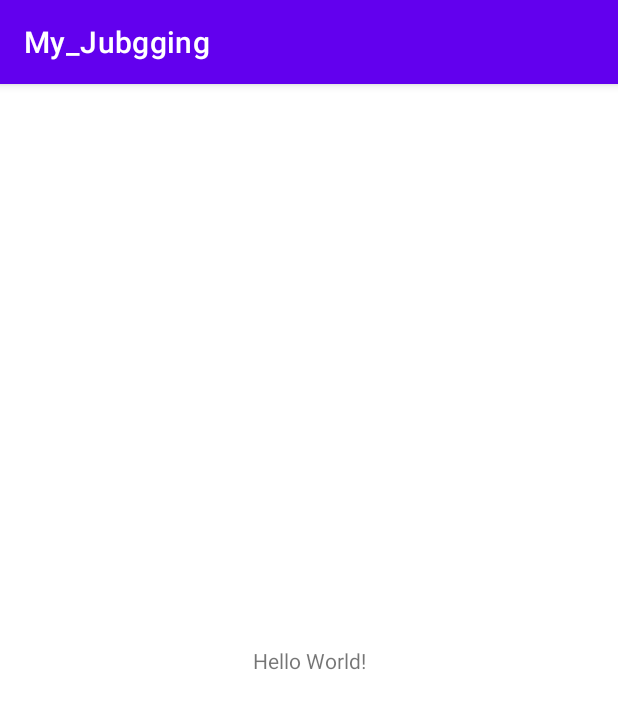
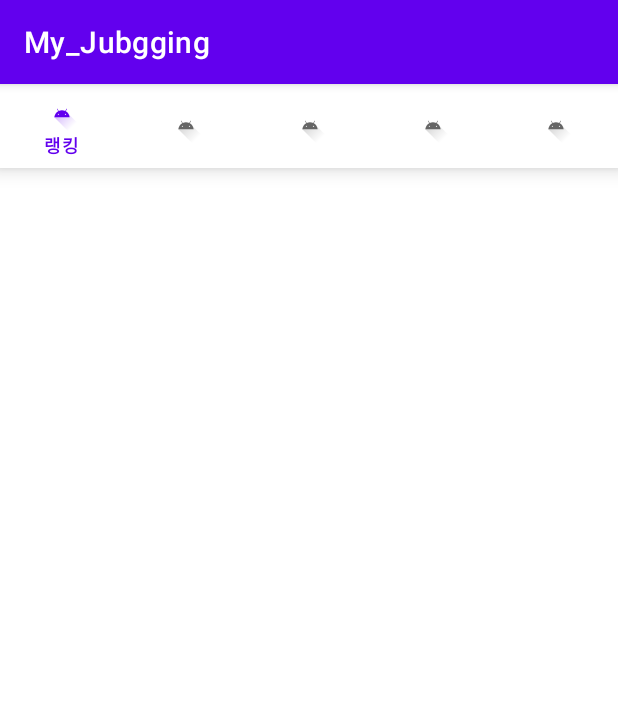
Before and after one commit to yeopseung/JUBGGING, an Android app: the screen it shows after launch (MainActivity), on a phone screen of 412 x 824 dp. Shown: the top 709 px of the screen. Run offline under Robolectric (Android 15) with nearby library versions, the phone set to English and light mode, and no system bars.

Commit message:
Main 화면 기본 틀

```diff
--- a/app/src/main/java/org/techtown/my_jubgging/MainActivity.java
+++ b/app/src/main/java/org/techtown/my_jubgging/MainActivity.java
@@ -3,6 +3,8 @@ package org.techtown.my_jubgging;
 import androidx.appcompat.app.AppCompatActivity;
 
 import android.os.Bundle;
+
+import com.google.android.material.bottomnavigation.BottomNavigationView;
 
 public class MainActivity extends AppCompatActivity {
 
@@ -11,5 +13,6 @@ public class MainActivity extends AppCompatActivity {
         super.onCreate(savedInstanceState);
         setContentView(R.layout.activity_main);
 
+        BottomNavigationView bottomNavigationView = findViewById(R.id.bottomNavigationView);
     }
 }
--- a/app/src/main/res/layout/activity_main.xml
+++ b/app/src/main/res/layout/activity_main.xml
@@ -1,18 +1,19 @@
 <?xml version="1.0" encoding="utf-8"?>
-<androidx.constraintlayout.widget.ConstraintLayout xmlns:android="http://schemas.android.com/apk/res/android"
+<LinearLayout xmlns:android="http://schemas.android.com/apk/res/android"
     xmlns:app="http://schemas.android.com/apk/res-auto"
     xmlns:tools="http://schemas.android.com/tools"
     android:layout_width="match_parent"
     android:layout_height="match_parent"
+    android:orientation="vertical"
     tools:context=".MainActivity">
 
-    <TextView
-        android:layout_width="wrap_content"
+    <com.google.android.material.bottomnavigation.BottomNavigationView
+        android:id="@+id/bottomNavigationView"
+        android:layout_width="match_parent"
         android:layout_height="wrap_content"
-        android:text="Hello World!"
-        app:layout_constraintBottom_toBottomOf="parent"
-        app:layout_constraintEnd_toEndOf="parent"
-        app:layout_constraintStart_toStartOf="parent"
-        app:layout_constraintTop_toTopOf="parent" />
+        app:menu="@menu/bottom_menu"
+        >
 
-</androidx.constraintlayout.widget.ConstraintLayout>
+    </com.google.android.material.bottomnavigation.BottomNavigationView>
+
+</LinearLayout>
--- /dev/null
+++ b/app/src/main/res/menu/bottom_menu.xml
@@ -0,0 +1,36 @@
+<?xml version="1.0" encoding="utf-8"?>
+<menu xmlns:android="http://schemas.android.com/apk/res/android">
+    <item
+        android:id="@+id/ranking"
+        android:icon="@drawable/ic_launcher_foreground"
+        android:title="랭킹"
+        android:enabled="true"
+        />
+
+    <item
+        android:id="@+id/together"
+        android:icon="@drawable/ic_launcher_foreground"
+        android:title="함께줍깅"
+        android:enabled="true"
+        />
+    <item
+        android:id="@+id/main"
+        android:icon="@drawable/ic_launcher_foreground"
+        android:title="나의 줍깅"
+        android:enabled="true"
+        />
+    <item
+        android:id="@+id/trash_map"
+        android:icon="@drawable/ic_launcher_foreground"
+        android:title="쓰레기통"
+        android:enabled="true"
+        />
+
+    <item
+        android:id="@+id/point"
+        android:icon="@drawable/ic_launcher_foreground"
+        android:title="포인트 샵"
+        android:enabled="true"
+        />
+
+</menu>
```
